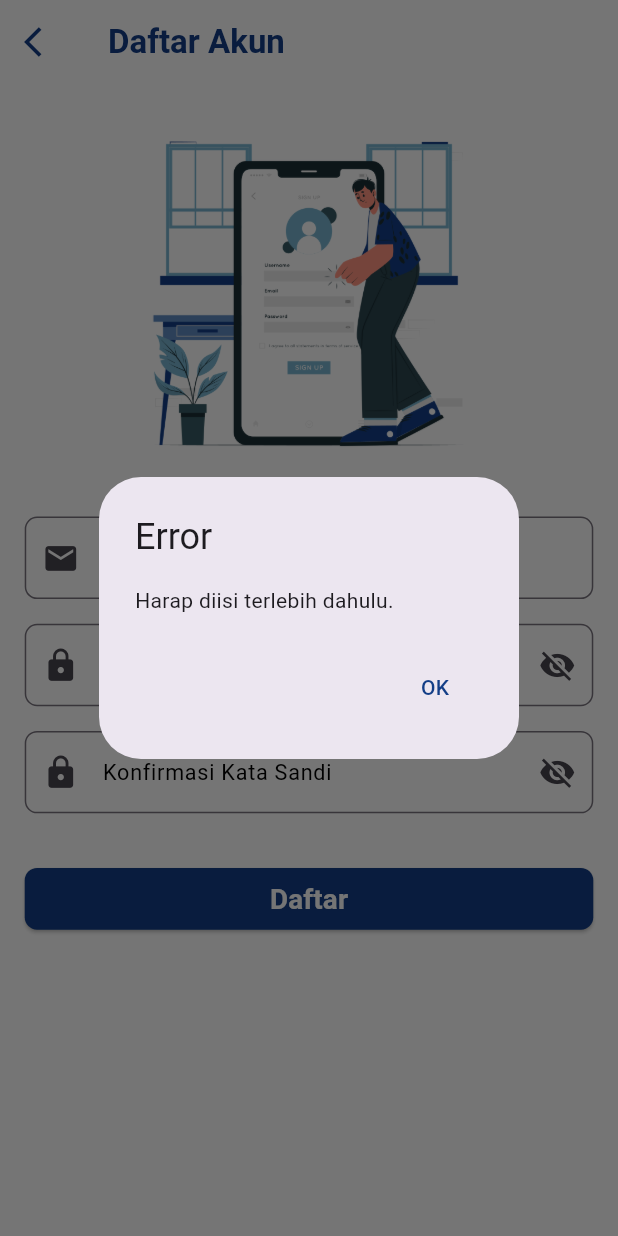
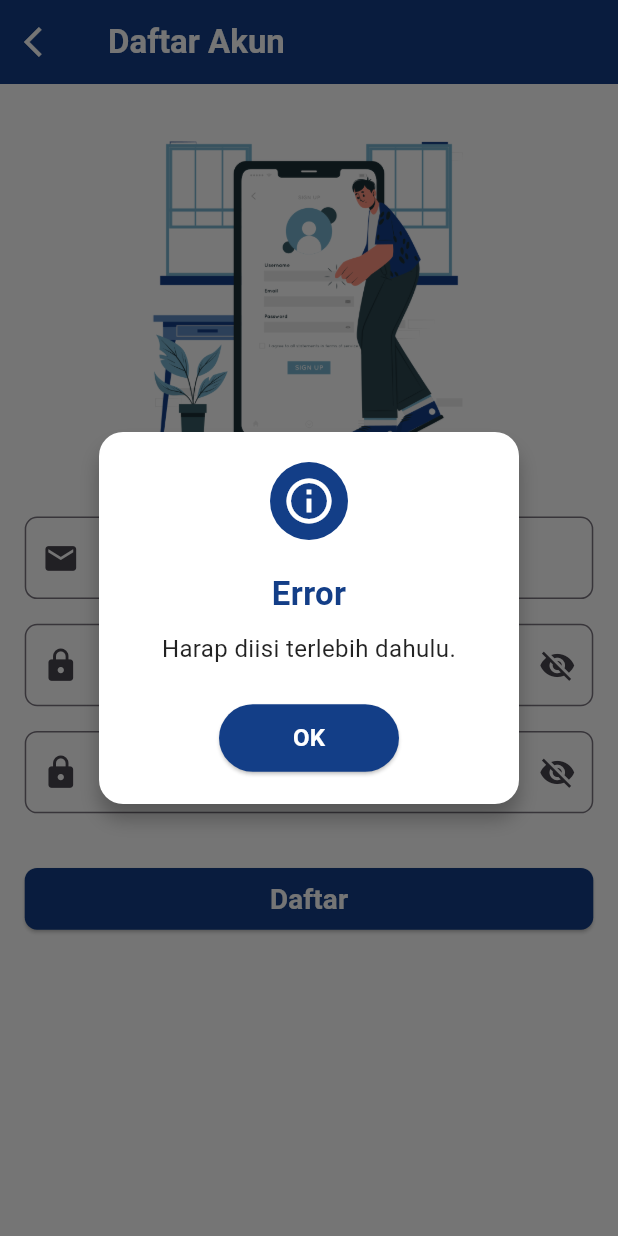
Before and after one commit to DtiDmyt/SiKasir, a Flutter app: the RegisterScreen screen opened directly, after a tap on "Daftar", on a phone screen of 412 x 824 dp. Run offline on Flutter 3.47's test engine with Material 3 defaults, Android fonts, the phone set to English and light mode, and no system bars; our stand-ins replace cloud_firestore, firebase_auth, firebase_core, fl_chart, image_picker, open_file and 1 more; missing offline and left inert: cloudinary_public, excel, mobile_scanner; accounts and stored records are empty; Roboto replaces fonts that are missing (Poppins).

```diff
--- a/lib/register.dart
+++ b/lib/register.dart
@@ -45,17 +45,17 @@ class _RegisterScreenState extends State<RegisterScreen> {
       backgroundColor: Colors.white,
       appBar: AppBar(
         leading: IconButton(
-          icon: Icon(Icons.arrow_back_ios, color: Color(0xFF133E87)),
+          icon: Icon(Icons.arrow_back_ios, color: Colors.white),
           onPressed: () => Navigator.of(context).pop(),
         ),
         title: const Text(
           'Daftar Akun',
           style: TextStyle(
-            color: Color(0xFF133E87),
+            color: Colors.white,
             fontWeight: FontWeight.w600,
           ),
         ),
-        backgroundColor: Colors.white,
+        backgroundColor: Color(0xFF133E87),
         elevation: 0,
       ),
       body: Padding(
@@ -195,33 +195,85 @@ class _RegisterScreenState extends State<RegisterScreen> {
     final confirmPassword = _confirmPasswordController.text.trim();
 
     if (email.isEmpty || password.isEmpty || confirmPassword.isEmpty) {
-      _showAlert("Error", "Harap diisi terlebih dahulu.");
+      _showCustomAlert("Error", "Harap diisi terlebih dahulu.");
       return;
     }
 
     if (password != confirmPassword) {
-      _showAlert("Error", "Password dan Konfirmasi Password tidak cocok.");
+      _showCustomAlert("Error", "Password dan Konfirmasi Password tidak cocok.");
       return;
     }
 
     try {
       await _auth.createUserWithEmailAndPassword(
           email: email, password: password);
-      _showAlert("Berhasil", "Akun berhasil dibuat.", navigateToLogin: true);
+      _showCustomAlert("Berhasil", "Akun berhasil dibuat.", navigateToLogin: true);
     } on FirebaseAuthException catch (e) {
-      _showAlert("Error", e.message ?? "Terjadi kesalahan.");
+      _showCustomAlert("Error", e.message ?? "Terjadi kesalahan.");
     }
   }
 
-  void _showAlert(String title, String message,
+  // Alert dialog yang diperbaiki dengan perpaduan warna #133E87 dan putih
+  void _showCustomAlert(String title, String message,
       {bool navigateToLogin = false}) {
     showDialog(
       context: context,
-      builder: (context) => AlertDialog(
-        title: Text(title),
-        content: Text(message),
-        actions: [
-          TextButton(
+      barrierDismissible: false,
+      builder: (context) => Dialog(
+        shape: RoundedRectangleBorder(
+          borderRadius: BorderRadius.circular(16.0),
+        ),
+        elevation: 0,
+        backgroundColor: Colors.transparent,
+        child: Container(
+          padding: const EdgeInsets.all(20),
+          decoration: BoxDecoration(
+            color: Colors.white,
+            shape: BoxShape.rectangle,
+            borderRadius: BorderRadius.circular(16),
+            boxShadow: const [
+              BoxShadow(
+                color: Colors.black26,
+                blurRadius: 10.0,
+                offset: Offset(0.0, 10.0),
+              ),
+            ],
+          ),
+          child: Column(
+            mainAxisSize: MainAxisSize.min,
+            children: [
+              Container(
+                padding: const EdgeInsets.all(8.0),
+                decoration: BoxDecoration(
+                  color: customBlue,
+                  shape: BoxShape.circle,
+                ),
+                child: Icon(
+                  title.toLowerCase() == "berhasil" ? Icons.check_circle : Icons.info_outline,
+                  color: Colors.white,
+                  size: 36,
+                ),
+              ),
+              const SizedBox(height: 20),
+              Text(
+                title,
+                style: TextStyle(
+                  fontSize: 22,
+                  fontWeight: FontWeight.bold,
+                  color: customBlue,
+                ),
+              ),
+              const SizedBox(height: 10),
+              Text(
+                message,
+                style: const TextStyle(
+                  fontSize: 16,
+                  color: Colors.black87,
+                ),
+                textAlign: TextAlign.center,
+              ),
+              const SizedBox(height: 24),
+              ElevatedButton(
                 onPressed: () {
                   Navigator.pop(context);
                   if (navigateToLogin) {
@@ -231,13 +283,32 @@ class _RegisterScreenState extends State<RegisterScreen> {
                     );
                   }
                 },
-            style: TextButton.styleFrom(
-              foregroundColor: customBlue,
+                style: ElevatedButton.styleFrom(
+                  backgroundColor: customBlue,
+                  minimumSize: const Size(120, 45),
+                  shape: RoundedRectangleBorder(
+                    borderRadius: BorderRadius.circular(30),
                   ),
-            child: Text("OK"),
-          )
+                ),
+                child: const Text(
+                  "OK",
+                  style: TextStyle(
+                    fontSize: 16,
+                    color: Colors.white,
+                    fontWeight: FontWeight.bold,
+                  ),
+                ),
+              ),
             ],
+          ),
+        ),
       ),
     );
   }
+
+  // Backward compatibility dengan metode lama
+  void _showAlert(String title, String message,
+      {bool navigateToLogin = false}) {
+    _showCustomAlert(title, message, navigateToLogin: navigateToLogin);
   }
+}
```
Lines whose indentation alone changed are shown as unchanged.
